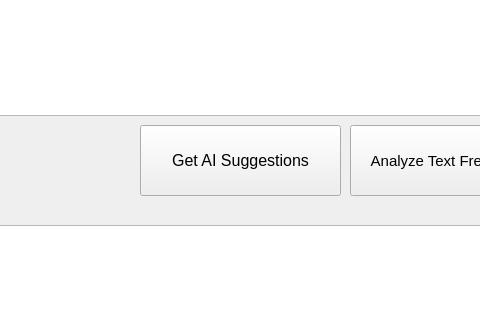
Yehia148/TextConcordance, file UIForTextProject/mainwindow.ui: the form before one commit; both pictures show x 460 to 940 and y 435 to 755 of the 1034 by 878 pixel window.
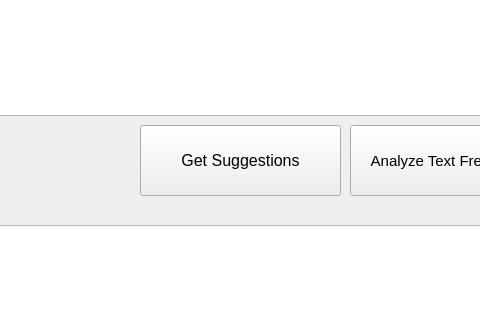
The form after the commit.

```diff
--- a/UIForTextProject/mainwindow.ui
+++ b/UIForTextProject/mainwindow.ui
@@ -75,7 +75,7 @@
      </font>
     </property>
     <property name="text">
-     <string>Get AI Suggestions</string>
+     <string>Get Suggestions</string>
     </property>
    </widget>
    <widget class="QLabel" name="labelMostFrequentTitle">
```
